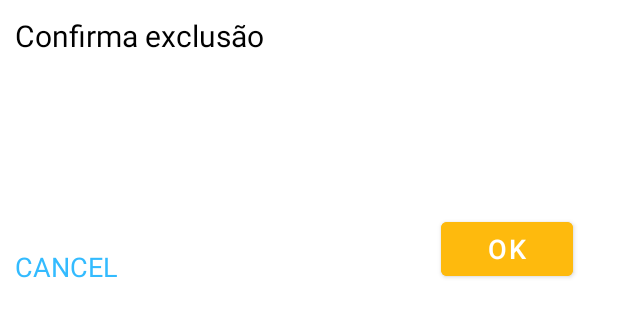
After one commit to DarleneCosta/wallet-fiap-android, an Android app: the layout dialog_delete.xml on its own in the app's theme, with its tools: preview values and no code run, on a phone screen of 412 x 824 dp. The commit adds this screen. Shown: the top 317 px of the screen. Run offline under Robolectric (Android 15) with nearby library versions, the light colour scheme and no system bars; network calls fail.

Commit message:
iniciando modal delete

```diff
--- a/app/build.gradle
+++ b/app/build.gradle
@@ -6,12 +6,12 @@ plugins {
 }
 
 android {
-    compileSdk 32
+    compileSdk 31
 
     defaultConfig {
         applicationId "fiap.com.wallet"
         minSdk 26
-        targetSdk 32
+        targetSdk 31
         versionCode 1
         versionName "1.0"
 
--- a/app/src/main/res/layout/activity_store.xml
+++ b/app/src/main/res/layout/activity_store.xml
@@ -37,9 +37,9 @@
             android:id="@+id/toolbarLayout"
             android:layout_width="match_parent"
             android:layout_height="?actionBarSize"
+            android:text="@string/title_favorite"
             app:contentInsetStart="0dp"
             app:layout_collapseMode="pin"
-            android:text="@string/title_favorite"
             app:popupTheme="@style/ThemeOverlay.MaterialComponents.Light" />
 
 
@@ -84,7 +84,8 @@
         android:src="@drawable/ic_baseline_menu_24"
         app:layout_anchor="@id/appBarLayout"
         app:layout_anchorGravity="top|end|left"
-        app:maxImageSize="28dp" />
+        app:maxImageSize="28dp"
+        />
 
     <com.google.android.material.floatingactionbutton.FloatingActionButton
         android:layout_width="wrap_content"
--- /dev/null
+++ b/app/src/main/res/layout/dialog_delete.xml
@@ -0,0 +1,52 @@
+<?xml version="1.0" encoding="utf-8"?>
+<RelativeLayout
+    xmlns:android="http://schemas.android.com/apk/res/android"
+    xmlns:tools="http://schemas.android.com/tools"
+    android:layout_width="match_parent"
+    android:layout_height="match_parent"
+    tools:context="fiap.com.wallet.StoreActivity"
+    >
+
+    <RelativeLayout
+        android:layout_width="match_parent"
+        android:layout_height="200dp"
+        android:padding="10dp">
+
+        <TextView
+            android:layout_width="match_parent"
+            android:layout_height="wrap_content"
+            android:text="Confirma exclusão"
+            android:textColor="#000"
+            android:textSize="20dp" />
+
+
+
+
+        <Button
+            android:id="@+id/action_ok"
+            android:layout_width="wrap_content"
+            android:layout_height="wrap_content"
+            android:layout_alignParentRight="true"
+            android:layout_alignParentBottom="true"
+            android:layout_marginRight="20dp"
+            android:backgroundTint="@color/orange"
+            android:text="OK"
+            android:textColor="@color/white"
+            android:textSize="18sp" />
+
+        <TextView
+            android:id="@+id/action_cancel"
+            android:layout_width="wrap_content"
+            android:layout_height="wrap_content"
+            android:layout_alignParentLeft="true"
+            android:layout_alignParentBottom="true"
+            android:layout_marginRight="20dp"
+            android:text="CANCEL"
+            android:textColor="#33bbff"
+            android:textSize="18sp" />
+
+    </RelativeLayout>
+
+
+
+</RelativeLayout>
--- a/app/src/main/res/layout/res_item_favorite.xml
+++ b/app/src/main/res/layout/res_item_favorite.xml
@@ -53,10 +53,10 @@
                     android:layout_width="20dp"
                     android:layout_height="20dp"
                     android:layout_gravity="end|right"
-                    android:layout_marginTop="10dp"
-                    android:layout_marginLeft ="200dp"
+                    android:layout_marginLeft ="180dp"
                     android:layout_marginBottom="10dp"
-                    android:background="@drawable/ic_baseline_clear_24" />
+                    android:background="@drawable/ic_baseline_clear_24"
+                    android:backgroundTint="@color/black"/>
 
 
             </LinearLayout>
```
